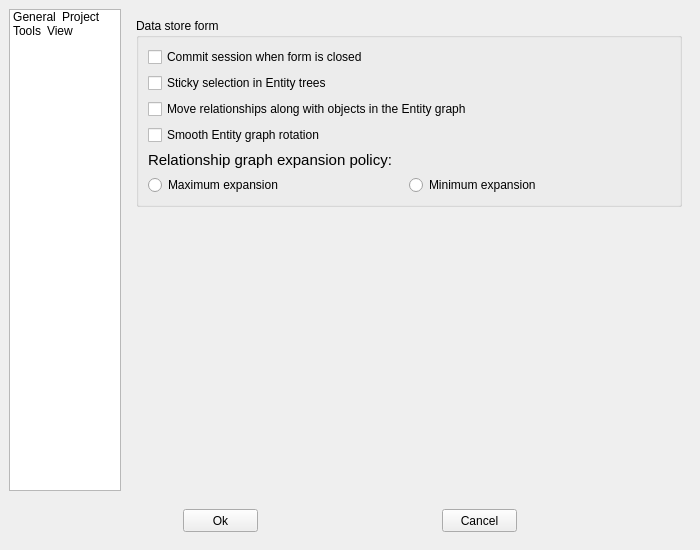
Above: spinetoolbox/ui/settings.ui from spine-tools/Spine-Toolbox before the change. Below: the same form after it.
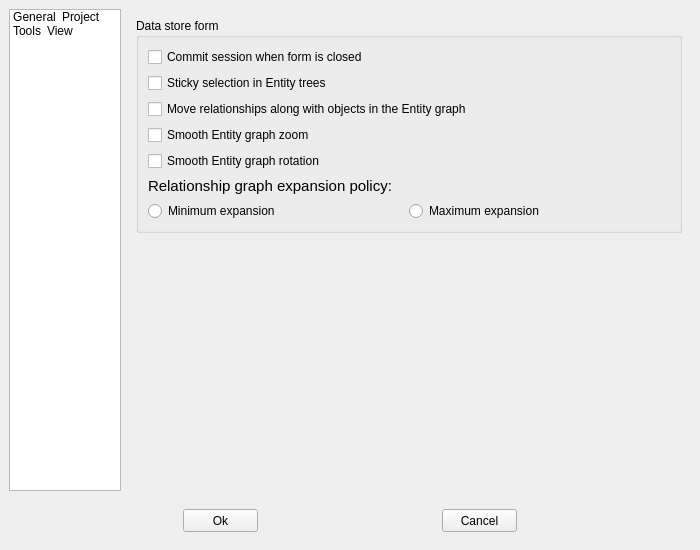
That is the form after the change. Icons and pictures are not drawn.

Commit message:
Add a shortcut to the Settings widget in Data Store Form
It seems useful to be able to access the Data Store Form settings
directly from the form itself (*File* menu). It also helps a lot
when the form is used in stand alone mode (through bin/open_ds_form.py).

The edit to the form file:
```diff
--- a/spinetoolbox/ui/settings.ui
+++ b/spinetoolbox/ui/settings.ui
@@ -1047,6 +1047,13 @@
               </property>
              </widget>
             </item>
+            <item>
+             <widget class="QCheckBox" name="checkBox_smooth_entity_graph_zoom">
+              <property name="text">
+               <string>Smooth Entity graph zoom</string>
+              </property>
+             </widget>
+            </item>
             <item>
              <widget class="QCheckBox" name="checkBox_smooth_entity_graph_rotation">
               <property name="text">
@@ -1071,16 +1078,6 @@
               <property name="spacing">
                <number>0</number>
               </property>
-              <item>
-               <widget class="QRadioButton" name="radioButton_relationship_expansion_maximum">
-                <property name="toolTip">
-                 <string>&lt;html&gt;&lt;head/&gt;&lt;body&gt;&lt;p&gt;Whenever an object is included in the Entity graph, the graph automatically includes all its relationships.&lt;/p&gt;&lt;/body&gt;&lt;/html&gt;</string>
-                </property>
-                <property name="text">
-                 <string>Maximum expansion</string>
-                </property>
-               </widget>
-              </item>
               <item>
                <widget class="QRadioButton" name="radioButton_relationship_expansion_minimum">
                 <property name="toolTip">
@@ -1091,6 +1088,16 @@
                 </property>
                </widget>
               </item>
+              <item>
+               <widget class="QRadioButton" name="radioButton_relationship_expansion_maximum">
+                <property name="toolTip">
+                 <string>&lt;html&gt;&lt;head/&gt;&lt;body&gt;&lt;p&gt;Whenever an object is included in the Entity graph, the graph automatically includes all its relationships.&lt;/p&gt;&lt;/body&gt;&lt;/html&gt;</string>
+                </property>
+                <property name="text">
+                 <string>Maximum expansion</string>
+                </property>
+               </widget>
+              </item>
              </layout>
             </item>
            </layout>
```
The commit also changes 10 other files.
